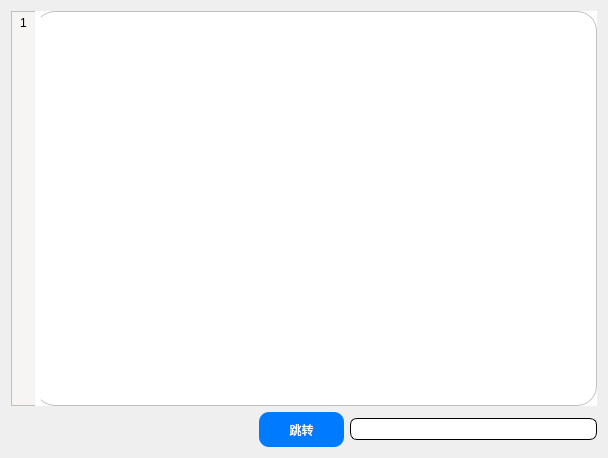
First picture: the form in CEditor/tab.ui, repository XiaoZheng2003/BIT-QT-IDE, before the edit.
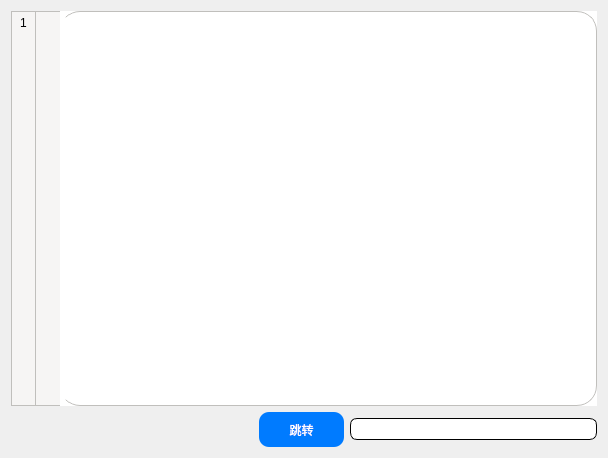
Second picture: the form after the edit. Custom widgets are drawn as their Qt base class.

Diff of the .ui file:
```diff
--- a/CEditor/tab.ui
+++ b/CEditor/tab.ui
@@ -75,6 +75,22 @@
          </item>
         </widget>
        </item>
+       <item>
+        <widget class="FoldListWidget" name="foldListWidget">
+         <property name="maximumSize">
+          <size>
+           <width>25</width>
+           <height>16777215</height>
+          </size>
+         </property>
+         <property name="styleSheet">
+          <string notr="true">background-color: rgb(246, 245, 244);
+border:1px solid rgb(192, 191, 188);
+border-right:none;
+padding-top:4px;</string>
+         </property>
+        </widget>
+       </item>
        <item>
         <widget class="CodeEditor" name="plainTextEdit">
          <property name="sizePolicy">
@@ -182,6 +198,11 @@
    <extends>QPlainTextEdit</extends>
    <header location="global">codeeditor.h</header>
   </customwidget>
+  <customwidget>
+   <class>FoldListWidget</class>
+   <extends>QListWidget</extends>
+   <header location="global">foldlistwidget.h</header>
+  </customwidget>
  </customwidgets>
  <resources/>
  <connections/>
```
